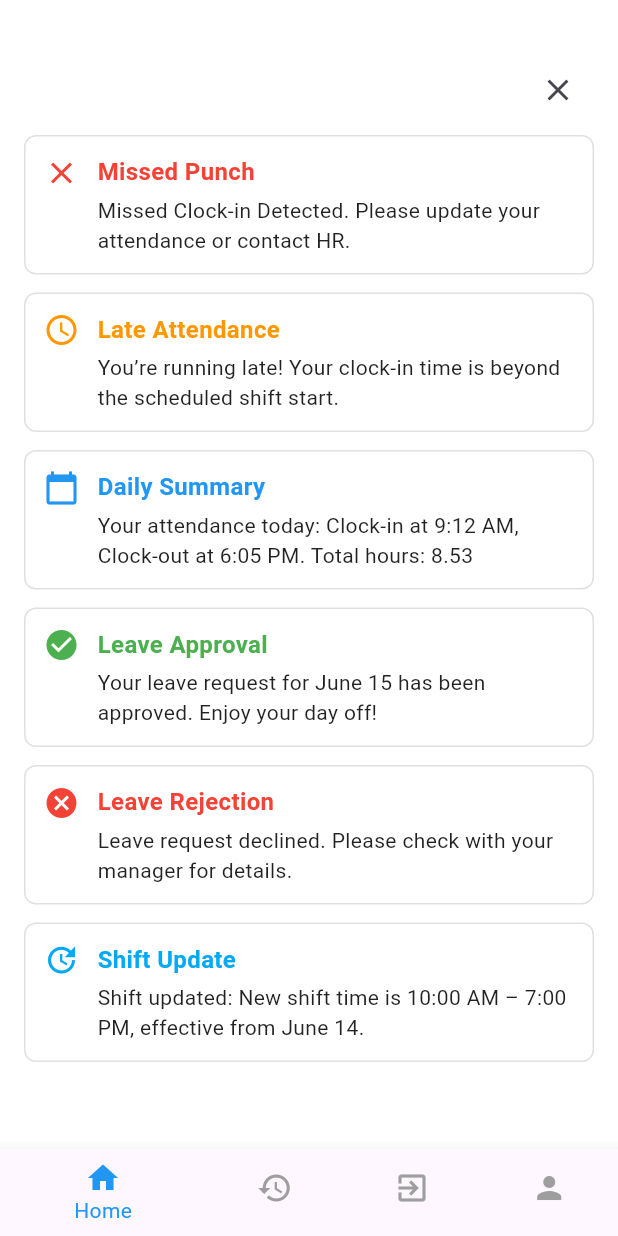
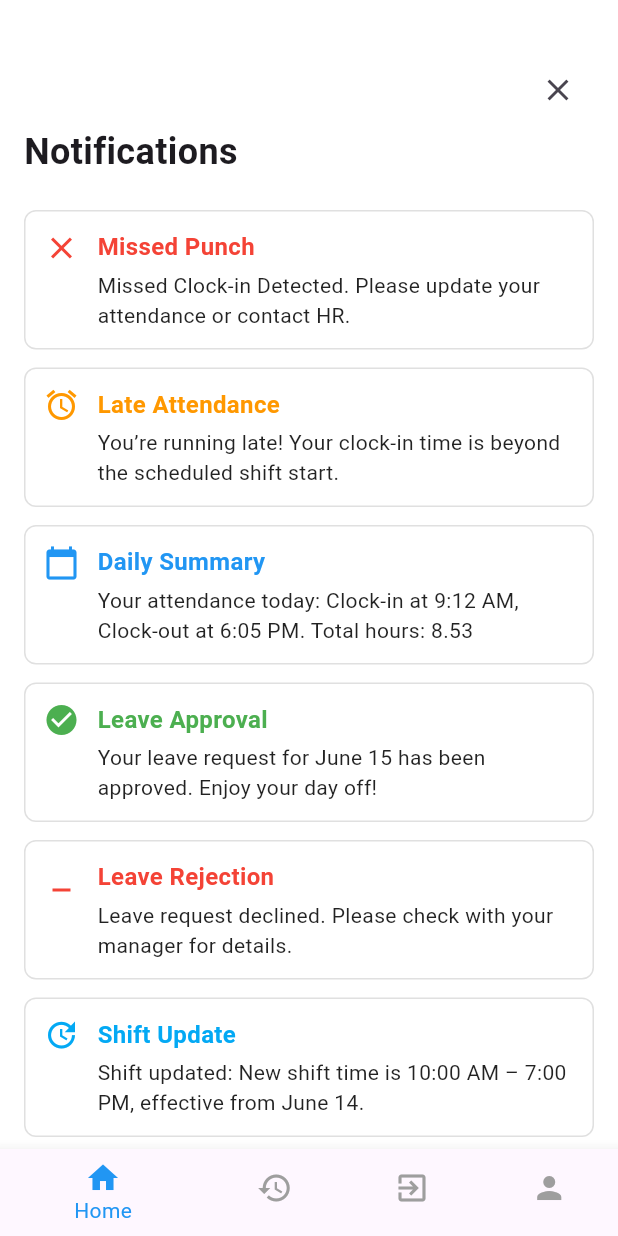
Before and after one commit to 0xsreejith/attendance_app, a Flutter app: the screen it shows once a user with an empty profile is signed in, after a tap on the "notifications" icon, on a phone screen of 412 x 824 dp. Run offline on Flutter 3.47's test engine with Material 3 defaults, Android fonts, the phone set to English and light mode, and no system bars; our stand-ins replace camera, cloud_firestore, dotted_line, file_picker, firebase_auth, firebase_core and 8 more; missing offline and left inert: flutter_sales_graph, mobile_scanner; accounts and stored records are empty; generated files the repository leaves out were written again; network calls fail.

Commit message:
style: added text notification

```diff
--- a/lib/app/modules/home/view/main_screen.dart
+++ b/lib/app/modules/home/view/main_screen.dart
@@ -36,6 +36,7 @@ class BottomNavScreen extends StatelessWidget {
             unselectedItemColor: Colors.grey,
             selectedItemColor: Colors.blue,
             currentIndex: controller.selectedIndex.value,
+            elevation: 0,
             onTap: controller.changeTab,
             items: const [
               BottomNavigationBarItem(icon: Icon(Icons.home), label: "Home"),
--- a/lib/app/modules/home/view/notification_screen.dart
+++ b/lib/app/modules/home/view/notification_screen.dart
@@ -20,6 +20,14 @@ class NotificationsScreen extends StatelessWidget {
               },
             ),
           ]),
+          const Text(
+            'Notifications',
+            style: TextStyle(
+              fontSize: 24,
+              fontWeight: FontWeight.bold,
+            ),
+          ),
+          const SizedBox(height: 16),
           const NotificationCard(
             icon: Icons.close,
             iconColor: Colors.red,
@@ -29,7 +37,7 @@ class NotificationsScreen extends StatelessWidget {
                 'Missed Clock-in Detected. Please update your attendance or contact HR.',
           ),
           const NotificationCard(
-            icon: Icons.access_time,
+            icon: Icons.alarm,
             iconColor: Colors.orange,
             title: 'Late Attendance',
             titleColor: Colors.orange,
@@ -53,7 +61,7 @@ class NotificationsScreen extends StatelessWidget {
                 'Your leave request for June 15 has been approved. Enjoy your day off!',
           ),
           const NotificationCard(
-            icon: Icons.cancel,
+            icon: Icons.minimize,
             iconColor: Colors.red,
             title: 'Leave Rejection',
             titleColor: Colors.red,
```
